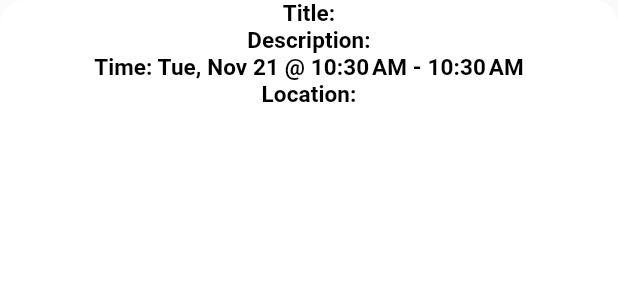
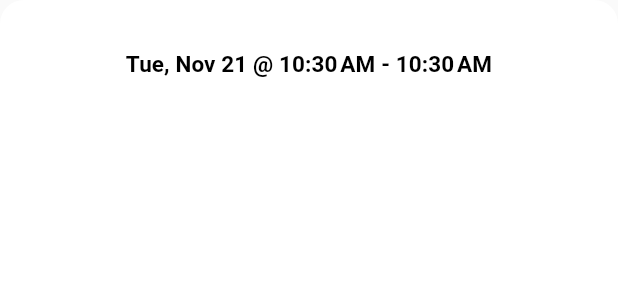
Before and after one commit to 1aggarcia/MeUni, a Flutter app: the EventCard widget shown alone on an empty page, opened directly with empty values, on a phone screen of 412 x 824 dp. Shown: the top 300 px of the screen. Run offline on Flutter 3.47's test engine with Material 2 defaults, Android fonts, the phone set to English and light mode, and no system bars; our stand-ins replace auth_buttons, firebase_auth, firebase_core, google_sign_in, recase, stacked and 2 more; accounts and stored records are empty; Roboto replaces fonts that are missing (Hind Siliguri).

Commit message:
[mobile] Change Event Card to not have headers

```diff
--- a/mobile/lib/repository/events_repo.dart
+++ b/mobile/lib/repository/events_repo.dart
@@ -5,18 +5,15 @@ import 'package:http/http.dart';
 import '../app/app.locator.dart';
 import '../models/event.dart';
 import '../services/api_service.dart';
-import '../services/auth_service.dart';
 
 abstract class EventsRepo {
-
   //* Public Methods
   Future<List<Event>> getEventsAsync();
 
   Future<void> addEventAsync(Event event);
   Future<void> joinEventAsync(String id);
   Future<Event?> getEventAsync(String id);
-
-  }
+}
 
 class EventsRepoImpl extends EventsRepo {
   //* Private Properties
--- a/mobile/lib/ui/views/create_event/create_event_viewmodel.dart
+++ b/mobile/lib/ui/views/create_event/create_event_viewmodel.dart
@@ -2,6 +2,7 @@ import 'package:flutter/material.dart';
 import 'package:stacked/stacked.dart';
 import 'package:stacked_services/stacked_services.dart';
 
+// ignore_for_file: directives_ordering
 import './create_event_view.form.dart';
 import '../../../app/app.locator.dart';
 import '../../../models/event.dart';
--- a/mobile/lib/ui/widgets/event_card.dart
+++ b/mobile/lib/ui/widgets/event_card.dart
@@ -27,10 +27,10 @@ class EventCard extends StatelessWidget {
       ),
       child: Column(
         children: [
-          _cardLabel('Title: ${event.title}'),
-          _cardLabel('Description: ${event.desc}'),
-          _cardLabel('Time: $startDate @ $startTime - $endTime'),
-          _cardLabel('Location: ${event.location}'),
+          _cardLabel(event.title),
+          _cardLabel(event.desc),
+          _cardLabel('$startDate @ $startTime - $endTime'),
+          _cardLabel(event.location),
         ],
       ),
     );
```
